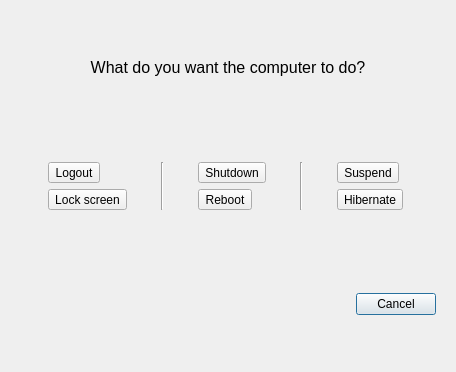
Qt form lxqt-leave/leavedialog.ui (lxqt/lxqt-session) before a commit.
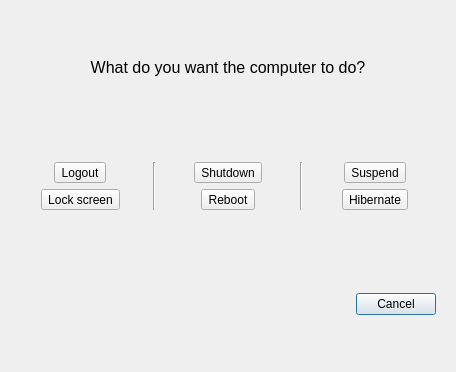
The same form after that commit. Icons and pictures are not drawn.

Commit message: fixup...centering & spacing

Patch:
```diff
--- a/lxqt-leave/leavedialog.ui
+++ b/lxqt-leave/leavedialog.ui
@@ -69,9 +69,15 @@
    <item row="1" column="0">
     <widget class="QWidget" name="buttonsWidget" native="true">
      <layout class="QGridLayout" name="gridLayout">
+      <property name="horizontalSpacing">
+       <number>12</number>
+      </property>
       <item row="0" column="0">
        <layout class="QVBoxLayout" name="verticalLayout_2">
-        <item>
+        <property name="spacing">
+         <number>6</number>
+        </property>
+        <item alignment="Qt::AlignHCenter">
          <widget class="QToolButton" name="logoutButton">
           <property name="sizePolicy">
            <sizepolicy hsizetype="Fixed" vsizetype="Fixed">
@@ -100,7 +106,7 @@
           </property>
          </widget>
         </item>
-        <item>
+        <item alignment="Qt::AlignHCenter">
          <widget class="QToolButton" name="lockscreenButton">
           <property name="text">
            <string>Lock screen</string>
@@ -124,7 +130,10 @@
       </item>
       <item row="0" column="4">
        <layout class="QVBoxLayout" name="verticalLayout_4">
-        <item>
+        <property name="spacing">
+         <number>6</number>
+        </property>
+        <item alignment="Qt::AlignHCenter">
          <widget class="QToolButton" name="suspendButton">
           <property name="text">
            <string>Suspend</string>
@@ -144,7 +153,7 @@
           </property>
          </widget>
         </item>
-        <item>
+        <item alignment="Qt::AlignHCenter">
          <widget class="QToolButton" name="hibernateButton">
           <property name="text">
            <string>Hibernate</string>
@@ -168,7 +177,10 @@
       </item>
       <item row="0" column="2">
        <layout class="QVBoxLayout" name="verticalLayout_3">
-        <item>
+        <property name="spacing">
+         <number>6</number>
+        </property>
+        <item alignment="Qt::AlignHCenter">
          <widget class="QToolButton" name="shutdownButton">
           <property name="text">
            <string>Shutdown</string>
@@ -188,7 +200,7 @@
           </property>
          </widget>
         </item>
-        <item>
+        <item alignment="Qt::AlignHCenter">
          <widget class="QToolButton" name="rebootButton">
           <property name="text">
            <string>Reboot</string>
```
Left out of the diff: 2 changed lines with no effect on the pictures. The commit also changes 1 other file.
